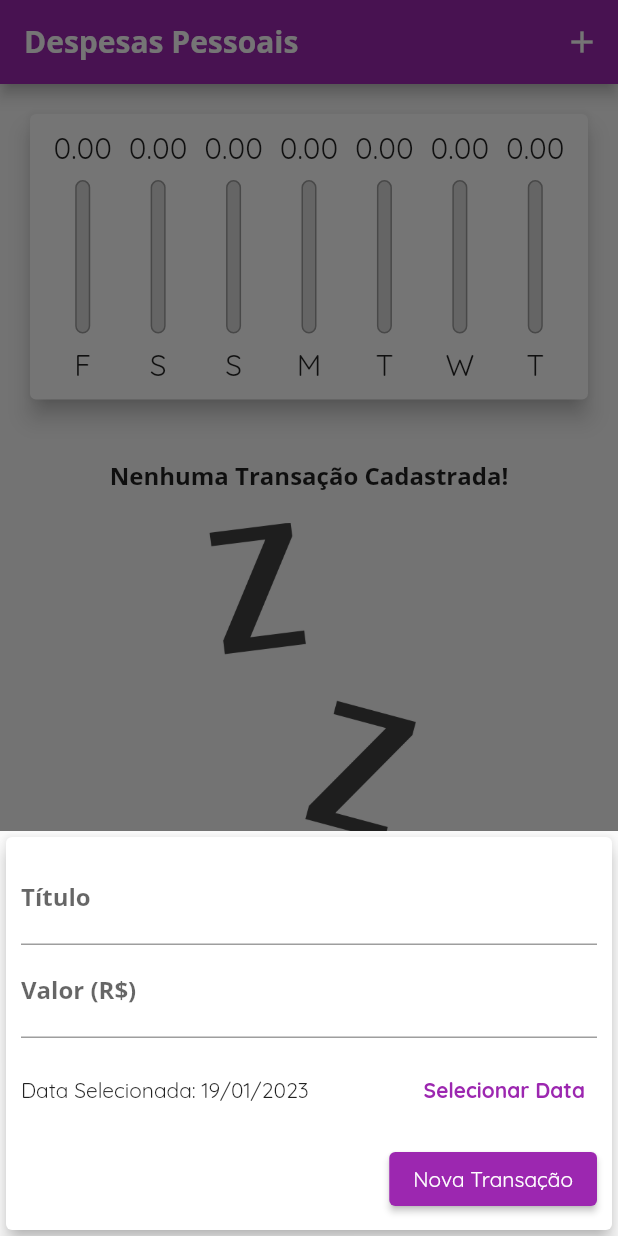
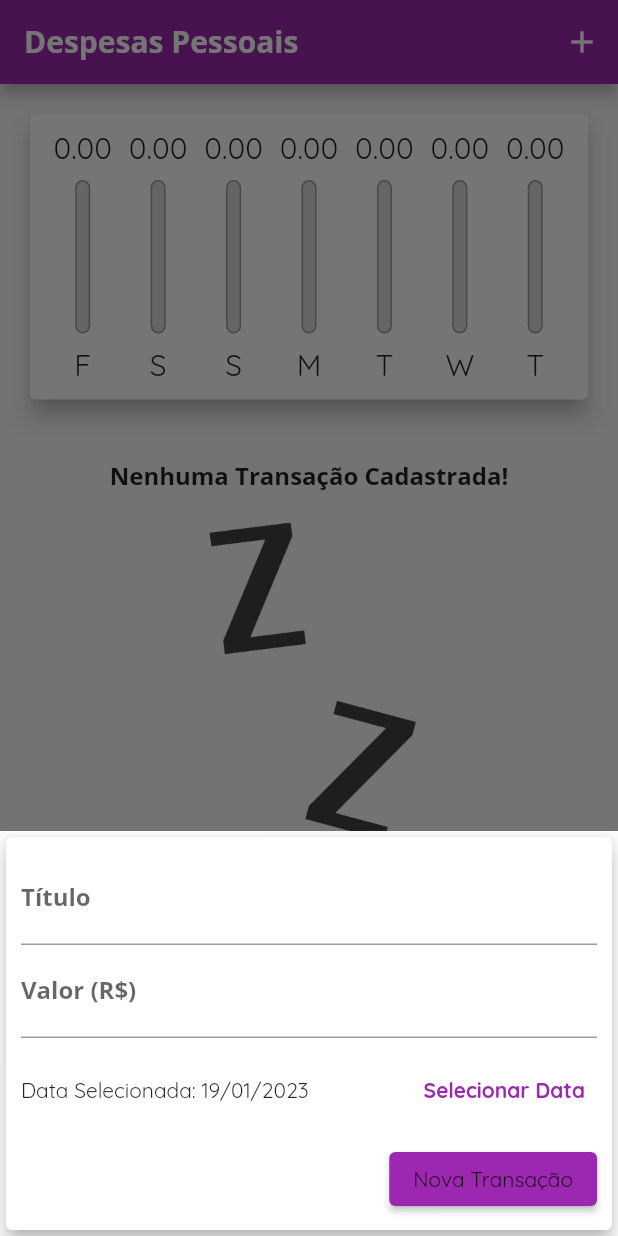
Before and after one commit to lucastome/expenses, a Flutter app: the screen it shows after launch, after a tap on the "add" icon, on a phone screen of 412 x 824 dp. Run offline on Flutter 3.47's test engine with Material 2 defaults, Android fonts, the phone set to English and light mode, and no system bars.

Commit message:
Creation adaptative button

```diff
--- /dev/null
+++ b/lib/components/adaptative_button.dart
@@ -0,0 +1,38 @@
+import 'dart:io';
+import 'package:flutter/cupertino.dart';
+import 'package:flutter/material.dart';
+
+class AdaptativeButton extends StatelessWidget {
+  final String label;
+  final Function() onPressed;
+
+  const AdaptativeButton(
+    this.label,
+    this.onPressed, {
+    Key? key,
+  }) : super(key: key);
+
+  @override
+  Widget build(BuildContext context) {
+    return Platform.isIOS
+        ? CupertinoButton(
+            child: Text(label),
+            onPressed: onPressed,
+            color: Theme.of(context).colorScheme.primary,
+            padding: const EdgeInsets.symmetric(
+              horizontal: 20,
+            ),
+          )
+        : ElevatedButton(
+            child: Text(
+              label,
+              style: TextStyle(
+                color: Theme.of(context).textTheme.button?.color,
+              ),
+            ),
+            onPressed: () {
+              onPressed;
+            },
+          );
+  }
+}
--- a/lib/components/transaction_form.dart
+++ b/lib/components/transaction_form.dart
@@ -1,3 +1,4 @@
+import 'package:expenses/components/adaptative_button.dart';
 import 'package:flutter/material.dart';
 import 'package:intl/intl.dart';
 
@@ -96,11 +97,9 @@ class _TranscationFormState extends State<TranscationForm> {
               Row(
                 mainAxisAlignment: MainAxisAlignment.end,
                 children: [
-                  ElevatedButton(
-                    child: Text(
-                      'Nova Transação',
-                    ),
-                    onPressed: _submitForm,
+                  AdaptativeButton(
+                    'Nova Transação',
+                    _submitForm,
                   ),
                 ],
               )
--- a/lib/main.dart
+++ b/lib/main.dart
@@ -33,6 +33,8 @@ class ExpensesApp extends StatelessWidget {
             fontWeight: FontWeight.bold,
           ),
         ),
+        buttonTheme: ButtonThemeData(
+            buttonColor: Colors.amber, textTheme: ButtonTextTheme.primary),
         appBarTheme: const AppBarTheme(
           titleTextStyle: TextStyle(
             fontFamily: 'OpenSans',
@@ -78,7 +80,6 @@ class _MyHomePageState extends State<MyHomePage> {
       value: value,
       date: date,
     );
-
     setState(() {
       _transactions.add(newTransaction);
     });
```
